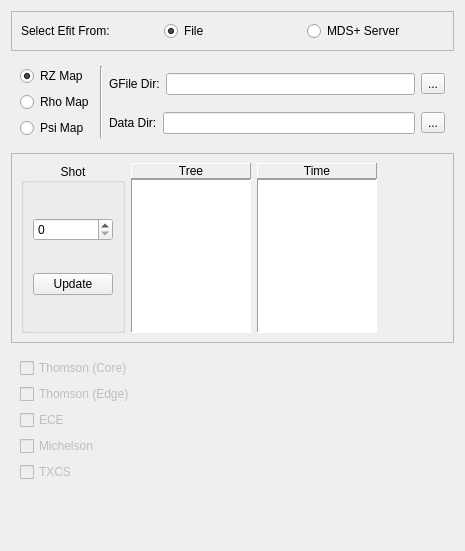
Before: the Qt Designer form GUI/selectefitte.ui in zhengprince/east-fit, drawn with Qt 5.
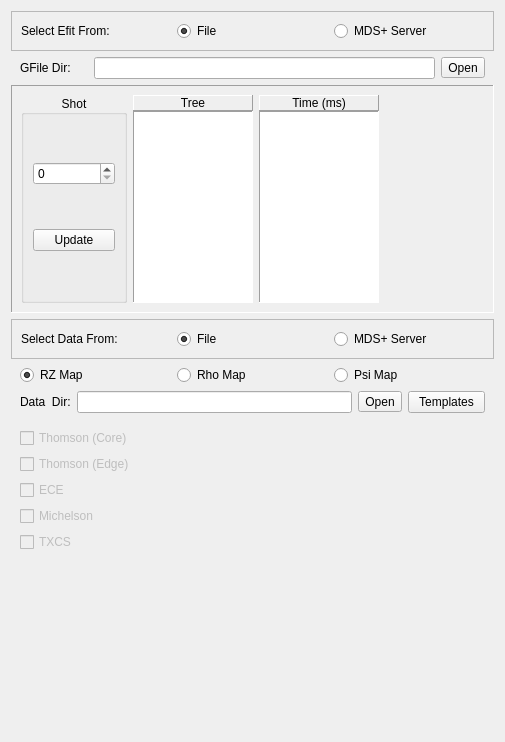
After: the same form once the commit is applied. Custom widgets are drawn as their Qt base class.

```diff
--- a/GUI/selectefitte.ui
+++ b/GUI/selectefitte.ui
@@ -6,89 +6,84 @@
    <rect>
     <x>0</x>
     <y>0</y>
-    <width>465</width>
-    <height>551</height>
+    <width>505</width>
+    <height>742</height>
    </rect>
   </property>
-  <layout class="QVBoxLayout" name="verticalLayout">
-   <item>
-    <widget class="QFrame" name="frame">
+  <property name="windowTitle">
+   <string>Form</string>
+  </property>
+  <layout class="QGridLayout" name="gridLayout_4">
+   <item row="2" column="0">
+    <widget class="QFrame" name="frame_6">
      <property name="frameShape">
       <enum>QFrame::StyledPanel</enum>
      </property>
      <property name="frameShadow">
       <enum>QFrame::Raised</enum>
      </property>
-     <layout class="QGridLayout" name="gridLayout_7">
-      <item row="0" column="2">
-       <widget class="QRadioButton" name="rbMdsPlus">
-        <property name="text">
-         <string>MDS+ Server</string>
-        </property>
-       </widget>
-      </item>
-      <item row="0" column="1">
-       <widget class="QRadioButton" name="rbFile">
-        <property name="text">
-         <string>File</string>
-        </property>
-        <property name="checked">
-         <bool>true</bool>
-        </property>
-       </widget>
-      </item>
+     <layout class="QGridLayout" name="gridLayout_9">
       <item row="0" column="0">
-       <widget class="QLabel" name="label">
+       <widget class="QLabel" name="label_2">
         <property name="text">
          <string>Select Efit From:</string>
         </property>
        </widget>
       </item>
+      <item row="0" column="1">
+       <widget class="QRadioButton" name="rbFile_2">
+        <property name="text">
+         <string>File</string>
+        </property>
+        <property name="checked">
+         <bool>true</bool>
+        </property>
+       </widget>
+      </item>
+      <item row="0" column="2">
+       <widget class="QRadioButton" name="rbMdsPlus_2">
+        <property name="text">
+         <string>MDS+ Server</string>
+        </property>
+       </widget>
+      </item>
      </layout>
     </widget>
    </item>
-   <item>
-    <widget class="QFrame" name="frame_2">
-     <layout class="QGridLayout" name="gridLayout_2">
-      <item row="0" column="0" rowspan="2">
-       <layout class="QVBoxLayout" name="verticalLayout_2">
-        <item>
-         <widget class="QRadioButton" name="rbRZMap">
-          <property name="text">
-           <string>RZ Map</string>
-          </property>
-          <property name="checked">
-           <bool>true</bool>
-          </property>
-         </widget>
-        </item>
-        <item>
-         <widget class="QRadioButton" name="rbRhoMap">
-          <property name="text">
-           <string>Rho Map</string>
-          </property>
-         </widget>
-        </item>
-        <item>
-         <widget class="QRadioButton" name="rbPsiMap">
-          <property name="text">
-           <string>Psi Map</string>
-          </property>
-         </widget>
-        </item>
-       </layout>
-      </item>
-      <item row="0" column="1" rowspan="2">
-       <widget class="Line" name="line">
-        <property name="orientation">
-         <enum>Qt::Vertical</enum>
-        </property>
-       </widget>
-      </item>
-      <item row="0" column="2">
+   <item row="3" column="0">
+    <widget class="QFrame" name="frame_5">
+     <property name="frameShape">
+      <enum>QFrame::NoFrame</enum>
+     </property>
+     <property name="frameShadow">
+      <enum>QFrame::Plain</enum>
+     </property>
+     <layout class="QGridLayout" name="gridLayout_3">
+      <property name="margin">
+       <number>0</number>
+      </property>
+      <item row="0" column="0">
        <layout class="QHBoxLayout" name="horizontalLayout_2">
+        <property name="leftMargin">
+         <number>9</number>
+        </property>
+        <property name="rightMargin">
+         <number>9</number>
+        </property>
         <item>
          <widget class="QLabel" name="lGFileDir">
+          <property name="sizePolicy">
+           <sizepolicy hsizetype="Fixed" vsizetype="Preferred">
+            <horstretch>0</horstretch>
+            <verstretch>0</verstretch>
+           </sizepolicy>
+          </property>
+          <property name="minimumSize">
+           <size>
+            <width>68</width>
+            <height>0</height>
+           </size>
+          </property>
           <property name="text">
            <string>GFile Dir:</string>
           </property>
@@ -104,32 +99,7 @@
         <item>
          <widget class="QToolButton" name="tbGFileDir">
           <property name="text">
-           <string>...</string>
-          </property>
-         </widget>
-        </item>
-       </layout>
-      </item>
-      <item row="1" column="2">
-       <layout class="QHBoxLayout" name="horizontalLayout_3">
-        <item>
-         <widget class="QLabel" name="lDataDir">
-          <property name="text">
-           <string>Data Dir:</string>
-          </property>
-         </widget>
-        </item>
-        <item>
-         <widget class="QLineEdit" name="leDataDir">
-          <property name="dragEnabled">
-           <bool>true</bool>
-          </property>
-         </widget>
-        </item>
-        <item>
-         <widget class="QToolButton" name="tbData">
-          <property name="text">
-           <string>...</string>
+           <string>Open</string>
           </property>
          </widget>
         </item>
@@ -138,13 +108,13 @@
      </layout>
     </widget>
    </item>
-   <item>
+   <item row="4" column="0">
     <widget class="QFrame" name="frame_4">
      <property name="frameShape">
-      <enum>QFrame::StyledPanel</enum>
+      <enum>QFrame::Panel</enum>
      </property>
      <property name="frameShadow">
-      <enum>QFrame::Raised</enum>
+      <enum>QFrame::Sunken</enum>
      </property>
      <layout class="QHBoxLayout" name="horizontalLayout">
       <item>
@@ -235,7 +205,7 @@
            <enum>QFrame::Raised</enum>
           </property>
           <property name="text">
-           <string>Time</string>
+           <string>Time (ms)</string>
           </property>
           <property name="alignment">
            <set>Qt::AlignCenter</set>
@@ -279,22 +249,138 @@
      </layout>
     </widget>
    </item>
-   <item>
+   <item row="5" column="0">
+    <widget class="QFrame" name="frame">
+     <property name="frameShape">
+      <enum>QFrame::StyledPanel</enum>
+     </property>
+     <property name="frameShadow">
+      <enum>QFrame::Raised</enum>
+     </property>
+     <layout class="QGridLayout" name="gridLayout_7">
+      <item row="0" column="0">
+       <widget class="QLabel" name="label">
+        <property name="text">
+         <string>Select Data From:</string>
+        </property>
+       </widget>
+      </item>
+      <item row="0" column="1">
+       <widget class="QRadioButton" name="rbFile">
+        <property name="text">
+         <string>File</string>
+        </property>
+        <property name="checked">
+         <bool>true</bool>
+        </property>
+       </widget>
+      </item>
+      <item row="0" column="2">
+       <widget class="QRadioButton" name="rbMdsPlus">
+        <property name="text">
+         <string>MDS+ Server</string>
+        </property>
+       </widget>
+      </item>
+     </layout>
+    </widget>
+   </item>
+   <item row="6" column="0">
+    <widget class="QFrame" name="frame_2">
+     <layout class="QGridLayout" name="gridLayout_2">
+      <property name="margin">
+       <number>0</number>
+      </property>
+      <item row="0" column="0">
+       <layout class="QHBoxLayout" name="horizontalLayout_4">
+        <property name="leftMargin">
+         <number>9</number>
+        </property>
+        <property name="rightMargin">
+         <number>9</number>
+        </property>
+        <item>
+         <widget class="QRadioButton" name="rbRZMap">
+          <property name="text">
+           <string>RZ Map</string>
+          </property>
+          <property name="checked">
+           <bool>true</bool>
+          </property>
+         </widget>
+        </item>
+        <item>
+         <widget class="QRadioButton" name="rbRhoMap">
+          <property name="text">
+           <string>Rho Map</string>
+          </property>
+         </widget>
+        </item>
+        <item>
+         <widget class="QRadioButton" name="rbPsiMap">
+          <property name="text">
+           <string>Psi Map</string>
+          </property>
+         </widget>
+        </item>
+       </layout>
+      </item>
+      <item row="1" column="0">
+       <layout class="QHBoxLayout" name="horizontalLayout_3">
+        <property name="leftMargin">
+         <number>9</number>
+        </property>
+        <property name="rightMargin">
+         <number>9</number>
+        </property>
+        <item>
+         <widget class="QLabel" name="lDataDir">
+          <property name="sizePolicy">
+           <sizepolicy hsizetype="Fixed" vsizetype="Preferred">
+            <horstretch>0</horstretch>
+            <verstretch>0</verstretch>
+           </sizepolicy>
+          </property>
+          <property name="text">
+           <string>Data  Dir:</string>
+          </property>
+         </widget>
+        </item>
+        <item>
+         <widget class="QLineEdit" name="leDataDir">
+          <property name="dragEnabled">
+           <bool>true</bool>
+          </property>
+         </widget>
+        </item>
+        <item>
+         <widget class="QToolButton" name="tbData">
+          <property name="text">
+           <string>Open</string>
+          </property>
+         </widget>
+        </item>
+        <item>
+         <widget class="QPushButton" name="pbTemplates">
+          <property name="maximumSize">
+           <size>
+            <width>77</width>
+            <height>16777215</height>
+           </size>
+          </property>
+          <property name="text">
+           <string>Templates</string>
+          </property>
+         </widget>
+        </item>
+       </layout>
+      </item>
+     </layout>
+    </widget>
+   </item>
+   <item row="8" column="0">
     <widget class="QFrame" name="frame_3">
-     <property name="enabled">
-      <bool>true</bool>
-     </property>
-     <layout class="QGridLayout" name="gridLayout_3">
-      <item row="0" column="0">
-       <widget class="QCheckBox" name="diagnostics1">
-        <property name="enabled">
-         <bool>false</bool>
-        </property>
-        <property name="text">
-         <string>Thomson (Core)</string>
-        </property>
-       </widget>
-      </item>
+     <layout class="QGridLayout" name="gridLayout_5">
       <item row="2" column="0">
        <widget class="QCheckBox" name="diagnostics3">
         <property name="enabled">
@@ -305,6 +391,26 @@
         </property>
        </widget>
       </item>
+      <item row="0" column="0">
+       <widget class="QCheckBox" name="diagnostics1">
+        <property name="enabled">
+         <bool>false</bool>
+        </property>
+        <property name="text">
+         <string>Thomson (Core)</string>
+        </property>
+       </widget>
+      </item>
+      <item row="1" column="0">
+       <widget class="QCheckBox" name="diagnostics2">
+        <property name="enabled">
+         <bool>false</bool>
+        </property>
+        <property name="text">
+         <string>Thomson (Edge)</string>
+        </property>
+       </widget>
+      </item>
       <item row="3" column="0">
        <widget class="QCheckBox" name="diagnostics4">
         <property name="enabled">
@@ -325,20 +431,10 @@
         </property>
        </widget>
       </item>
-      <item row="1" column="0">
-       <widget class="QCheckBox" name="diagnostics2">
-        <property name="enabled">
-         <bool>false</bool>
-        </property>
-        <property name="text">
-         <string>Thomson (Edge)</string>
-        </property>
-       </widget>
-      </item>
      </layout>
     </widget>
    </item>
-   <item>
+   <item row="9" column="0">
     <spacer name="verticalSpacer">
      <property name="orientation">
       <enum>Qt::Vertical</enum>
@@ -346,7 +442,7 @@
      <property name="sizeHint" stdset="0">
       <size>
        <width>20</width>
-       <height>87</height>
+       <height>131</height>
       </size>
      </property>
     </spacer>
```
Left out of the diff: 163 changed lines with no effect on the pictures.
